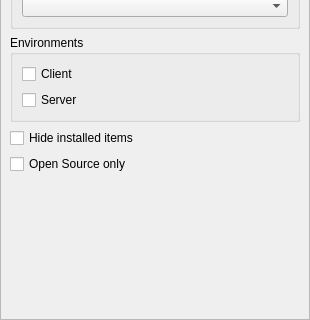
The window that launcher/ui/widgets/ModFilterWidget.ui (FreesmTeam/FreesmLauncher) describes before a commit, drawn with Qt 5; both pictures show x 0 to 310 and y 280 to 600 of the 310 by 600 pixel window.
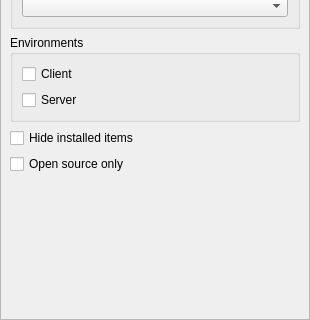
The same window after the commit. Custom widgets are drawn as their Qt base class.

The edit to the form file:
```diff
--- a/launcher/ui/widgets/ModFilterWidget.ui
+++ b/launcher/ui/widgets/ModFilterWidget.ui
@@ -191,7 +191,7 @@
        <item>
         <widget class="QCheckBox" name="openSource">
          <property name="text">
-          <string>Open Source only</string>
+          <string>Open source only</string>
          </property>
         </widget>
        </item>
```
